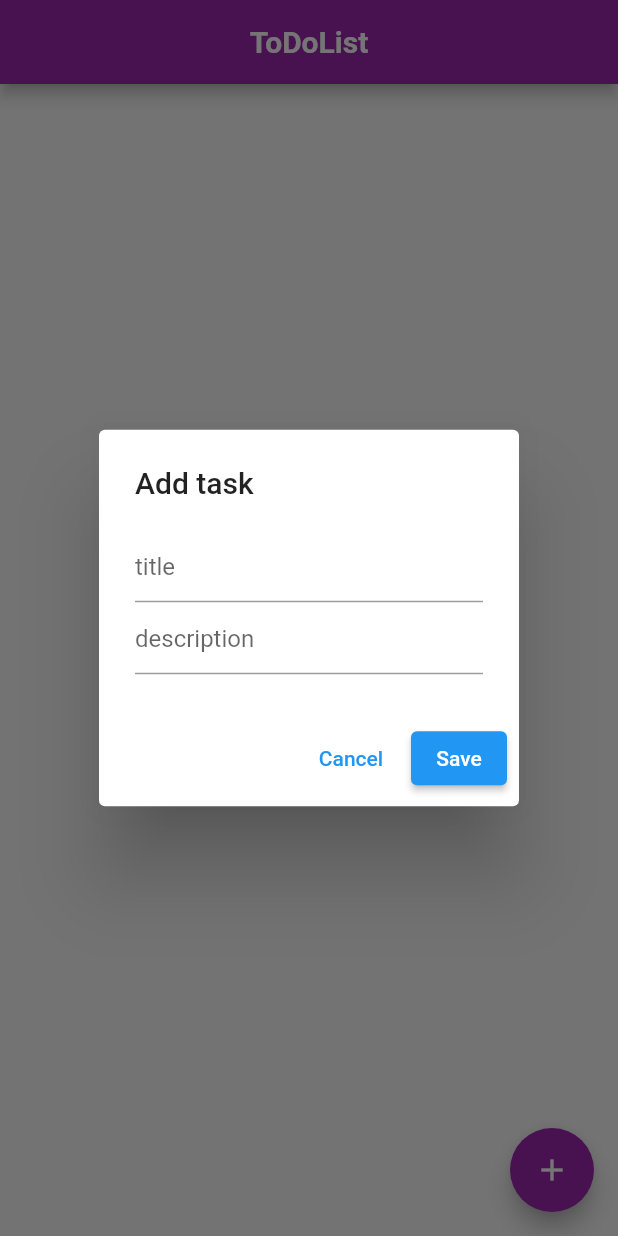
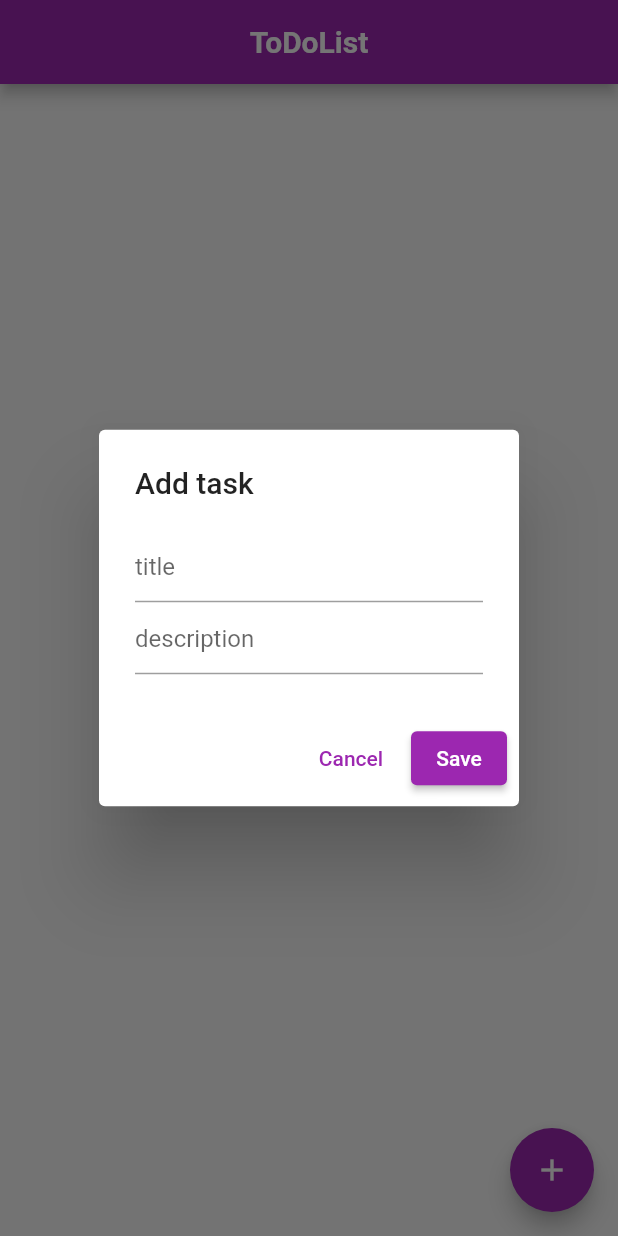
Before and after one commit to NotZetka/toDoList, a Flutter app: the screen it shows after launch, after a tap on the "add" icon, on a phone screen of 412 x 824 dp. Run offline on Flutter 3.47's test engine with Material 2 defaults, Android fonts, the phone set to English and light mode, and no system bars; our stand-ins replace shared_preferences.

Commit message:
Visual fixes

```diff
--- a/todolist/lib/home.dart
+++ b/todolist/lib/home.dart
@@ -33,7 +33,6 @@ class _homeState extends State<home> {
             style: TextStyle(fontWeight: FontWeight.bold),
           ),
         ),
-        backgroundColor: Colors.purple,
       ),
       body: ListView(
         children: getContent(),
@@ -43,7 +42,6 @@ class _homeState extends State<home> {
         onPressed: () {
           addTask(context);
         },
-        backgroundColor: Colors.purple,
       ),
     );
   }
@@ -103,6 +101,7 @@ class _homeState extends State<home> {
         onDismissed: (_) {
           helper.deleteSession(task.id).then((value) => updateScreen());
         },
+        child: Card(
           child: ListTile(
             title: Text(task.title ?? ''),
             onLongPress: () {
@@ -116,6 +115,7 @@ class _homeState extends State<home> {
             },
             hoverColor: Colors.grey[200],
           ),
+        ),
       ));
     });
     return tiles;
--- a/todolist/lib/main.dart
+++ b/todolist/lib/main.dart
@@ -2,5 +2,6 @@ import 'package:flutter/material.dart';
 import 'package:todolist/home.dart';
 
 void main() {
-  runApp(MaterialApp(home: home()));
+  runApp(MaterialApp(
+      home: home(), theme: ThemeData(primarySwatch: Colors.purple)));
 }
```
Lines whose indentation alone changed are shown as unchanged.
